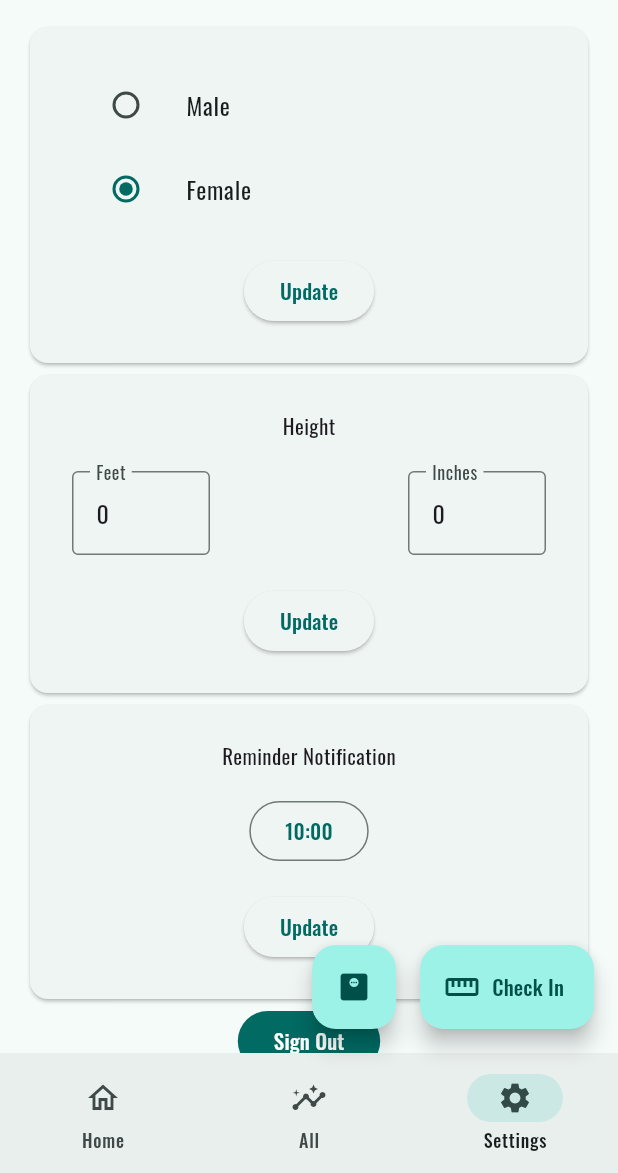
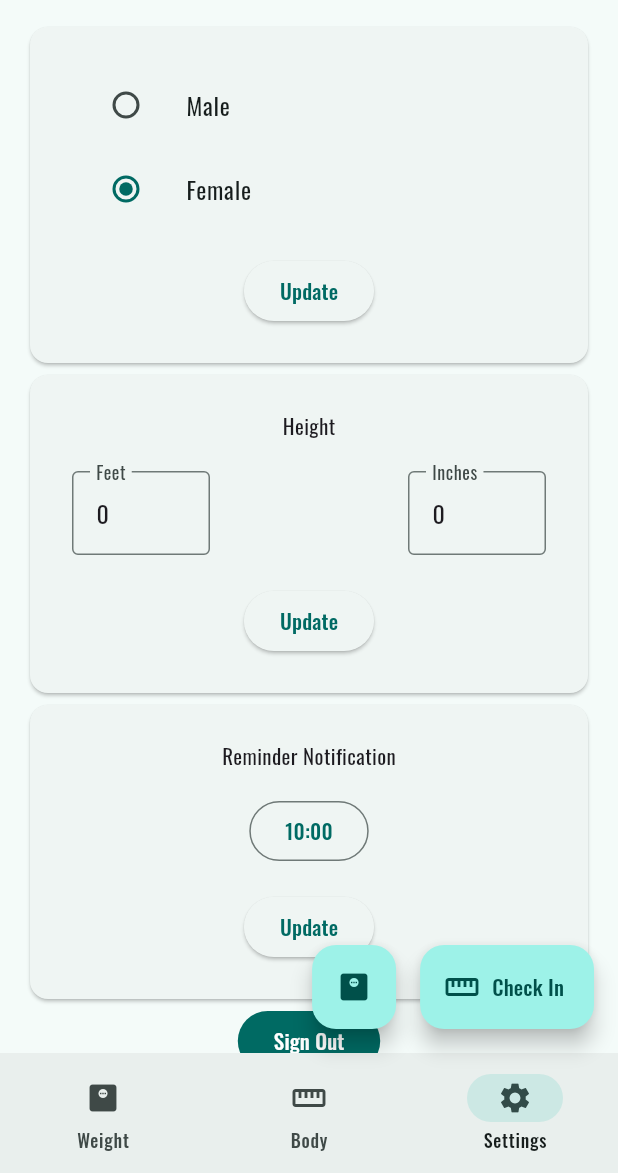
Before and after one commit to swsvindland/fitness-mobile, a Flutter app: the HomePage screen opened by its route, item 3 of the bottom bar chosen, on a phone screen of 412 x 824 dp, the part 63-1236 px from its top. Run offline on Flutter 3.47's test engine with Material 3 defaults, Android fonts, the phone set to English and light mode, and no system bars; our stand-ins replace cloud_firestore, community_charts_flutter, firebase_auth, firebase_core, firebase_messaging, google_fonts and 3 more; missing offline and left inert: os_detect; accounts and stored records are empty; generated files the repository leaves out were written again; network calls fail.

Commit message:
add weight cards

```diff
--- a/apps/body_track/lib/layouts/home.dart
+++ b/apps/body_track/lib/layouts/home.dart
@@ -74,13 +74,12 @@ class _HomeState extends State<HomePage> {
         selectedIndex: currentPageIndex,
         destinations: const <Widget>[
           NavigationDestination(
-            selectedIcon: Icon(Icons.home),
-            icon: Icon(Icons.home_outlined),
-            label: 'Home',
+            icon: Icon(Icons.monitor_weight),
+            label: 'Weight',
           ),
           NavigationDestination(
-            icon: Icon(Icons.insights),
-            label: 'All',
+            icon: Icon(Icons.straighten),
+            label: 'Body',
           ),
           NavigationDestination(
             icon: Icon(Icons.settings),
--- a/apps/body_track/lib/widgets/home.dart
+++ b/apps/body_track/lib/widgets/home.dart
@@ -1,5 +1,6 @@
 import 'package:body_track/models/checkin.dart';
 import 'package:body_track/widgets/checkin_list.dart';
+import 'package:body_track/widgets/weight_list.dart';
 import 'package:body_track/widgets/weights.dart';
 import 'package:firebase_auth/firebase_auth.dart';
 import 'package:flutter/material.dart';
@@ -51,7 +52,7 @@ class Home extends StatelessWidget {
           ),
           Expanded(
             flex: 5,
-            child: CheckInList()
+            child: WeightList()
           ),
         ],
       ),
```
Also changed, not shown: apps/body_track/lib/widgets/all_weights.dart (added, +37 -0 lines), apps/body_track/lib/widgets/weight_card.dart (added, +33 -0 lines), apps/body_track/lib/widgets/weight_list.dart (added, +22 -0 lines).
